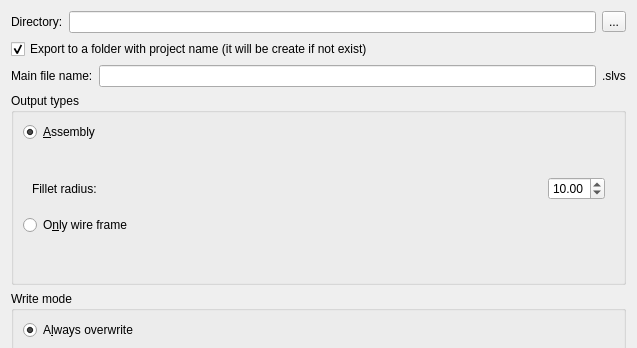
KmolYuan/Pyslvs-UI, file pyslvs_ui/io/output_option.ui: the form before one commit; both pictures show x 0 to 637 and y 0 to 348 of the 637 by 663 pixel window.
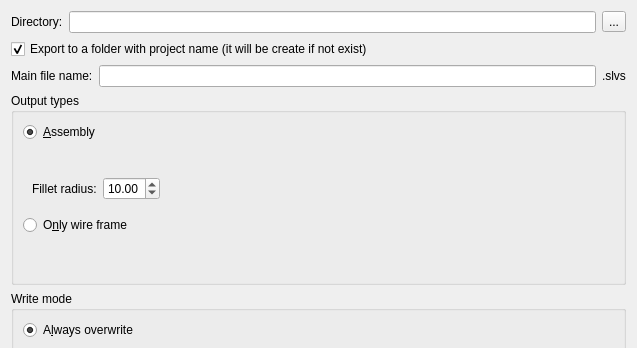
The form after the commit. Icons and pictures are not drawn.

The edit to the form file:
```diff
--- a/pyslvs_ui/io/output_option.ui
+++ b/pyslvs_ui/io/output_option.ui
@@ -112,6 +112,16 @@
              </property>
             </widget>
            </item>
+           <item>
+            <widget class="QDoubleSpinBox" name="link_radius">
+             <property name="minimum">
+              <double>0.010000000000000</double>
+             </property>
+             <property name="value">
+              <double>10.000000000000000</double>
+             </property>
+            </widget>
+           </item>
            <item>
             <spacer name="horizontalSpacer_2">
              <property name="orientation">
@@ -125,16 +135,6 @@
              </property>
             </spacer>
            </item>
-           <item>
-            <widget class="QDoubleSpinBox" name="link_radius">
-             <property name="minimum">
-              <double>0.010000000000000</double>
-             </property>
-             <property name="value">
-              <double>10.000000000000000</double>
-             </property>
-            </widget>
-           </item>
           </layout>
          </item>
         </layout>
```
Left out of the diff: 6 changed lines with no effect on the pictures.
